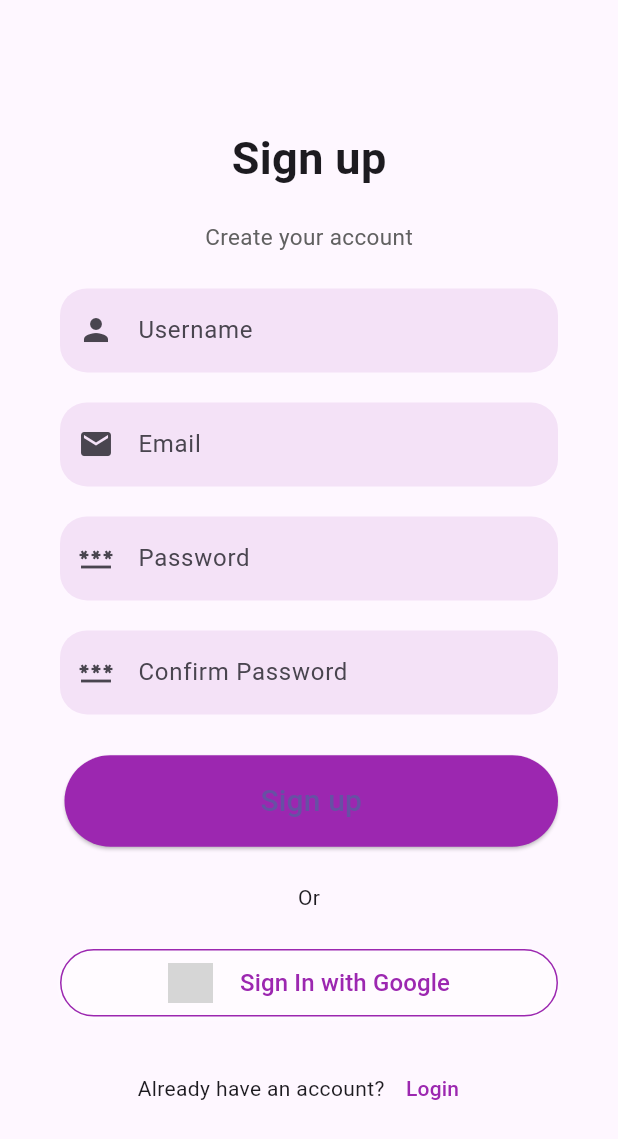
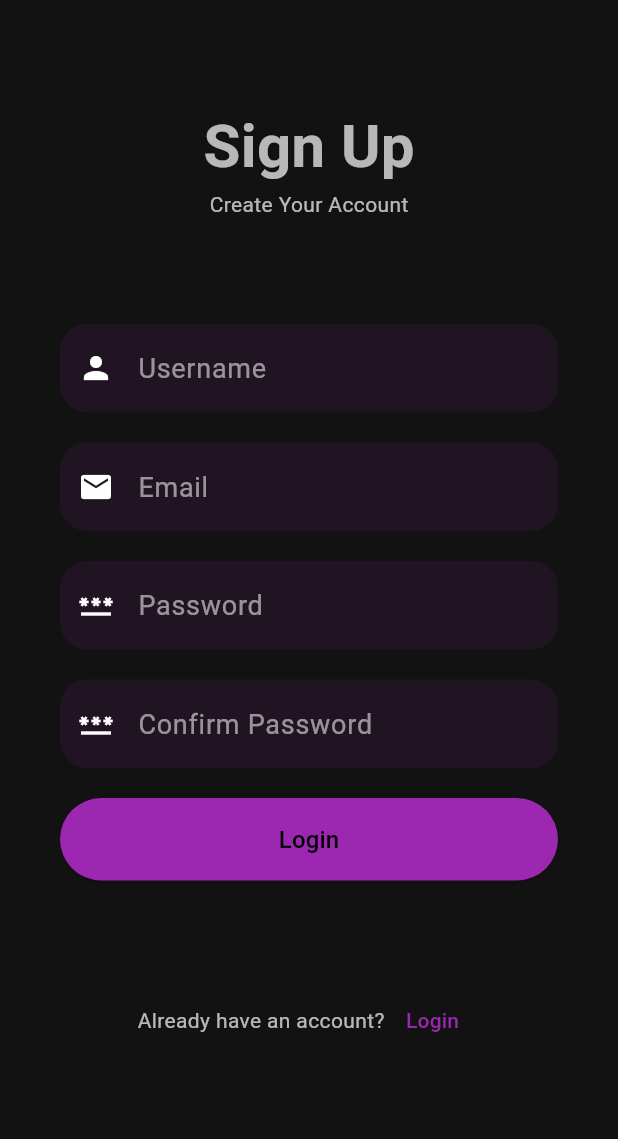
Before and after one commit to aashray374/upasthiti, a Flutter app: the screen it shows after launch, after a tap on "Sign Up", on a phone screen of 412 x 824 dp. Shown: the top 1139 px of the screen. Run offline on Flutter 3.47's test engine with Material 3 defaults, Android fonts, the light colour scheme and no system bars; grey boxes are pictures that could not be loaded.

Commit message:
created login and signup

```diff
--- /dev/null
+++ b/lib/components/subject_card.dart
@@ -0,0 +1,13 @@
+import 'package:flutter/material.dart';
+
+class SubjectCard extends StatelessWidget {
+  final String? subjectName;
+  const SubjectCard({super.key, this.subjectName});
+
+  @override
+  Widget build(BuildContext context) {
+    return ListTile(
+      title: Text(subjectName!),
+    );
+  }
+}
--- a/lib/main.dart
+++ b/lib/main.dart
@@ -1,5 +1,6 @@
 import 'package:flutter/material.dart';
 import 'package:upasthiti/screens/login.dart';
+import 'package:upasthiti/screens/subjects.dart';
 
 void main() {
   runApp(const MyApp());
@@ -11,9 +12,57 @@ class MyApp extends StatelessWidget {
   // This widget is the root of your application.
   @override
   Widget build(BuildContext context) {
+    final ThemeData darkTheme = ThemeData(
+      brightness: Brightness.dark,
+      scaffoldBackgroundColor: Color(0xFF121212), // Dark background
+      primaryColor: Colors.tealAccent[200],
+      colorScheme: ColorScheme.dark(
+        primary: Colors.tealAccent,
+        secondary: Colors.teal,
+      ),
+      textTheme: TextTheme(
+        bodyLarge: TextStyle(color: Colors.white, fontSize: 18),
+        bodyMedium: TextStyle(color: Colors.white70),
+        headlineMedium: TextStyle(
+          color: Colors.tealAccent,
+          fontWeight: FontWeight.bold,
+          fontSize: 24,
+        ),
+      ),
+      appBarTheme: AppBarTheme(
+        backgroundColor: Color(0xFF1F1F1F),
+        foregroundColor: Colors.white,
+        elevation: 0,
+      ),
+      elevatedButtonTheme: ElevatedButtonThemeData(
+        style: ElevatedButton.styleFrom(
+          backgroundColor: Colors.purple,
+          foregroundColor: Colors.black,
+          padding: EdgeInsets.symmetric(horizontal: 20, vertical: 12),
+          shape: RoundedRectangleBorder(
+            borderRadius: BorderRadius.circular(12),
+          ),
+        ),
+      ),
+      inputDecorationTheme: InputDecorationTheme(
+        filled: true,
+        fillColor: Color(0xFF1E1E1E),
+        hintStyle: TextStyle(color: Colors.white54),
+        border: OutlineInputBorder(
+          borderRadius: BorderRadius.circular(10),
+        ),
+        focusedBorder: OutlineInputBorder(
+          borderSide: BorderSide(color: Colors.tealAccent),
+        ),
+      ),
+      useMaterial3: true,
+    );
+
     return MaterialApp(
       title: 'Upasthiti',
       debugShowCheckedModeBanner: false,
+      themeMode: ThemeMode.dark,
+      theme: darkTheme,
       home: const LoginPage(),
     );
   }
--- a/lib/screens/login.dart
+++ b/lib/screens/login.dart
@@ -6,9 +6,7 @@ class LoginPage extends StatelessWidget {
 
   @override
   Widget build(BuildContext context) {
-    return MaterialApp(
-      debugShowCheckedModeBanner: false,
-      home: Scaffold(
+    return Scaffold(
       body: Container(
         margin: const EdgeInsets.all(24),
         child: Column(
@@ -16,10 +14,8 @@ class LoginPage extends StatelessWidget {
           children: [
             _header(context),
             _inputField(context),
-              _forgotPassword(context),
             _signup(context),
           ],
-          ),
         ),
       ),
     );
@@ -65,18 +61,19 @@ class LoginPage extends StatelessWidget {
           ),
           obscureText: true,
         ),
-        const SizedBox(height: 10),
+        const SizedBox(height: 5),
+        _forgotPassword(context),
+        SizedBox(height: 20,),
         ElevatedButton(
           onPressed: () {
           },
           style: ElevatedButton.styleFrom(
             shape: const StadiumBorder(),
             padding: const EdgeInsets.symmetric(vertical: 16),
-            backgroundColor: Colors.purple,
           ),
           child: const Text(
             "Login",
-            style: TextStyle(fontSize: 20),
+            style: TextStyle(fontSize: 16),
           ),
         )
       ],
@@ -86,9 +83,14 @@ class LoginPage extends StatelessWidget {
   _forgotPassword(context) {
     return TextButton(
       onPressed: () {},
-      child: const Text("Forgot password?",
+      child: const Row(
+        mainAxisAlignment: MainAxisAlignment.end,
+        children: [
+          Text("Forgot password?",
             style: TextStyle(color: Colors.purple),
           ),
+        ],
+      )
     );
   }
 
--- a/lib/screens/signup.dart
+++ b/lib/screens/signup.dart
@@ -6,9 +6,7 @@ class SignupPage extends StatelessWidget {
 
   @override
   Widget build(BuildContext context) {
-    return MaterialApp(
-      debugShowCheckedModeBanner: false,
-      home: Scaffold(
+    return Scaffold(
       body: SingleChildScrollView(
         child: Container(
           padding: const EdgeInsets.symmetric(horizontal: 40),
@@ -18,27 +16,42 @@ class SignupPage extends StatelessWidget {
             mainAxisAlignment: MainAxisAlignment.spaceEvenly,
             crossAxisAlignment: CrossAxisAlignment.stretch,
             children: <Widget>[
-                Column(
+              _header(context),
+              _form(context),
+              Row(
+                mainAxisAlignment: MainAxisAlignment.center,
                 children: <Widget>[
-                    const SizedBox(height: 60.0),
-
-                    const Text(
-                      "Sign up",
-                      style: TextStyle(
-                        fontSize: 30,
-                        fontWeight: FontWeight.bold,
-                      ),
-                    ),
-                    const SizedBox(
-                      height: 20,
-                    ),
-                    Text(
-                      "Create your account",
-                      style: TextStyle(fontSize: 15, color: Colors.grey[700]),
+                  const Text("Already have an account?"),
+                  TextButton(
+                      onPressed: () {
+                        Navigator.pushReplacement(context, MaterialPageRoute(builder: (context)=>const LoginPage()));
+                      },
+                      child: const Text("Login", style: TextStyle(color: Colors.purple),)
+                  )
+                ],
               )
             ],
           ),
-                Column(
+        ),
+      ),
+    );
+  }
+
+  _header(context) {
+    return const Column(
+      children: [
+        Text(
+          "Sign Up",
+          style: TextStyle(fontSize: 40, fontWeight: FontWeight.bold),
+        ),
+        Text("Create Your Account"),
+      ],
+    );
+  }
+
+  _form(context) {
+    return Column(
+      crossAxisAlignment: CrossAxisAlignment.stretch,
       children: <Widget>[
         TextField(
           decoration: InputDecoration(
@@ -93,90 +106,20 @@ class SignupPage extends StatelessWidget {
           ),
           obscureText: true,
         ),
-                  ],
-                ),
-                Container(
-                    padding: const EdgeInsets.only(top: 3, left: 3),
-
-                    child: ElevatedButton(
+        SizedBox(height: 20,),
+        ElevatedButton(
           onPressed: () {
           },
           style: ElevatedButton.styleFrom(
             shape: const StadiumBorder(),
             padding: const EdgeInsets.symmetric(vertical: 16),
-                        backgroundColor: Colors.purple,
           ),
           child: const Text(
-                        "Sign up",
-                        style: TextStyle(fontSize: 20),
+            "Login",
+            style: TextStyle(fontSize: 16),
           ),
         )
-                ),
-
-                const Center(child: Text("Or")),
-
-                Container(
-                  height: 45,
-                  decoration: BoxDecoration(
-                    borderRadius: BorderRadius.circular(25),
-                    border: Border.all(
-                      color: Colors.purple,
-                    ),
-                    boxShadow: [
-                      BoxShadow(
-                        color: Colors.white.withOpacity(0.5),
-                        spreadRadius: 1,
-                        blurRadius: 1,
-                        offset: const Offset(0, 1), // changes position of shadow
-                      ),
       ],
-                  ),
-                  child: TextButton(
-                    onPressed: () {},
-                    child: Row(
-                      mainAxisAlignment: MainAxisAlignment.center,
-                      children: [
-                        Container(
-                          height: 30.0,
-                          width: 30.0,
-                          decoration: const BoxDecoration(
-                            image: DecorationImage(
-                                image:   AssetImage('assets/images/login_signup/google.png'),
-                                fit: BoxFit.cover),
-                            shape: BoxShape.circle,
-                          ),
-                        ),
-
-                        const SizedBox(width: 18),
-
-                        const Text("Sign In with Google",
-                          style: TextStyle(
-                            fontSize: 16,
-                            color: Colors.purple,
-                          ),
-                        ),
-                      ],
-                    ),
-                  ),
-                ),
-
-                Row(
-                  mainAxisAlignment: MainAxisAlignment.center,
-                  children: <Widget>[
-                    const Text("Already have an account?"),
-                    TextButton(
-                        onPressed: () {
-                          Navigator.pushReplacement(context, MaterialPageRoute(builder: (context)=>const LoginPage()));
-                        },
-                        child: const Text("Login", style: TextStyle(color: Colors.purple),)
-                    )
-                  ],
-                )
-              ],
-            ),
-          ),
-        ),
-      ),
     );
   }
 }
--- /dev/null
+++ b/lib/screens/subjects.dart
@@ -0,0 +1,20 @@
+import 'package:flutter/material.dart';
+import 'package:upasthiti/components/subject_card.dart';
+
+class Subjects extends StatefulWidget {
+  const Subjects({super.key});
+
+  @override
+  State<Subjects> createState() => _SubjectsState();
+}
+
+class _SubjectsState extends State<Subjects> {
+  @override
+  Widget build(BuildContext context) {
+    return Scaffold(
+      body: ListView.builder(itemCount: 7, itemBuilder: (context,index){
+        return SubjectCard(subjectName: "Hello",);
+      }),
+    );
+  }
+}
```
Lines whose indentation alone changed are shown as unchanged.
